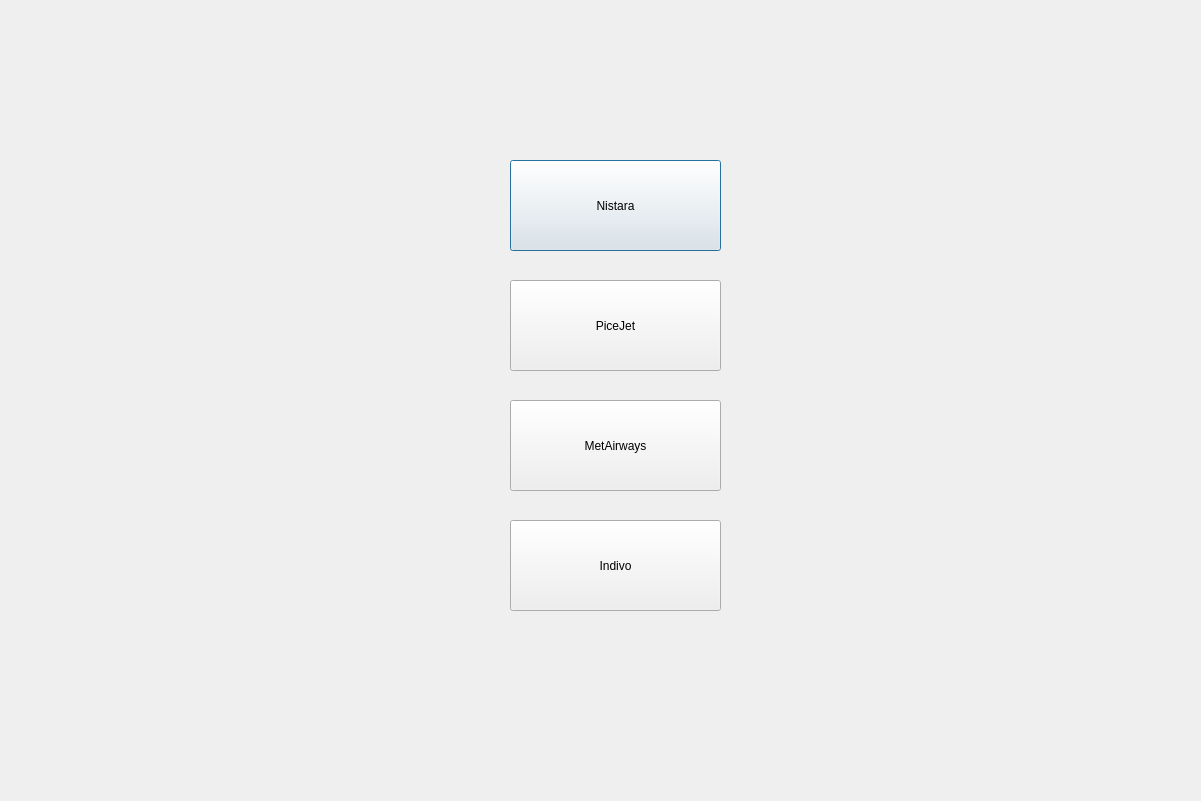
Old version of the form Project_Source_Code/Admin_Screen.ui in the repository Haleshot/Flight_Booking_System.
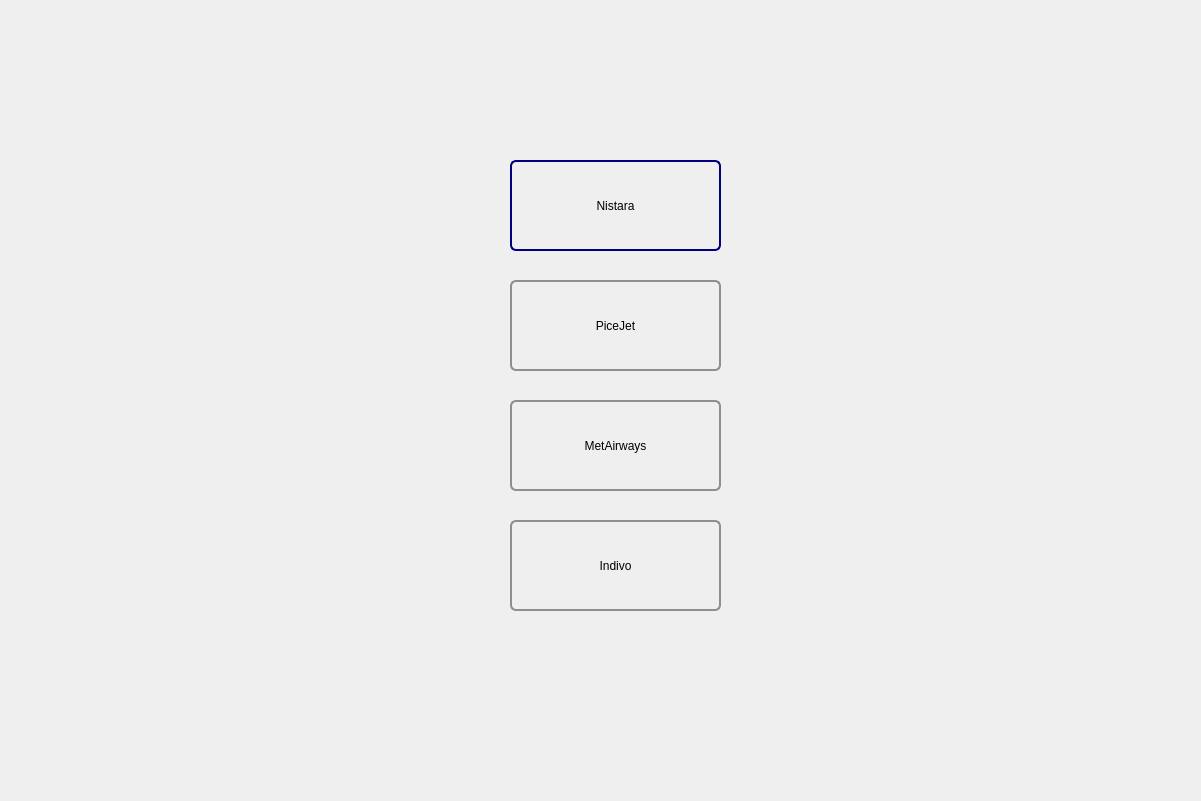
New version of the form.

The edit to the form file:
```diff
--- a/Project_Source_Code/Admin_Screen.ui
+++ b/Project_Source_Code/Admin_Screen.ui
@@ -22,6 +22,36 @@
      <height>91</height>
     </rect>
    </property>
+   <property name="styleSheet">
+    <string notr="true">/*
+border: 12px  solid rgb(170, 255, 127);
+border-width: 2px;
+font: 12pt &quot;MS Shell Dlg 2&quot;;
+border-radius: 15px;
+*/
+
+QPushButton {
+    border: 2px solid #8f8f91;
+    border-radius: 6px;
+    background-color: qlineargradient(x1: 0, y1: 0, x2: 0, y2: 1,
+                                      stop: 0 #f6f7fa, stop: 1 #dadbde);
+	
+    min-width: 80px;
+}
+
+QPushButton:pressed {
+    background-color: qlineargradient(x1: 0, y1: 0, x2: 0, y2: 1,
+                                      stop: 0 #dadbde, stop: 1 #f6f7fa);
+}
+
+QPushButton:flat {
+    border: none; /* no border for a flat push button */
+}
+
+QPushButton:default {
+    border-color: navy; /* make the default button prominent */
+}</string>
+   </property>
    <property name="text">
     <string>Nistara</string>
    </property>
@@ -35,6 +65,36 @@
      <height>91</height>
     </rect>
    </property>
+   <property name="styleSheet">
+    <string notr="true">/*
+border: 12px  solid rgb(170, 255, 127);
+border-width: 2px;
+font: 12pt &quot;MS Shell Dlg 2&quot;;
+border-radius: 15px;
+*/
+
+QPushButton {
+    border: 2px solid #8f8f91;
+    border-radius: 6px;
+    background-color: qlineargradient(x1: 0, y1: 0, x2: 0, y2: 1,
+                                      stop: 0 #f6f7fa, stop: 1 #dadbde);
+	
+    min-width: 80px;
+}
+
+QPushButton:pressed {
+    background-color: qlineargradient(x1: 0, y1: 0, x2: 0, y2: 1,
+                                      stop: 0 #dadbde, stop: 1 #f6f7fa);
+}
+
+QPushButton:flat {
+    border: none; /* no border for a flat push button */
+}
+
+QPushButton:default {
+    border-color: navy; /* make the default button prominent */
+}</string>
+   </property>
    <property name="text">
     <string>PiceJet</string>
    </property>
@@ -48,6 +108,36 @@
      <height>91</height>
     </rect>
    </property>
+   <property name="styleSheet">
+    <string notr="true">/*
+border: 12px  solid rgb(170, 255, 127);
+border-width: 2px;
+font: 12pt &quot;MS Shell Dlg 2&quot;;
+border-radius: 15px;
+*/
+
+QPushButton {
+    border: 2px solid #8f8f91;
+    border-radius: 6px;
+    background-color: qlineargradient(x1: 0, y1: 0, x2: 0, y2: 1,
+                                      stop: 0 #f6f7fa, stop: 1 #dadbde);
+	
+    min-width: 80px;
+}
+
+QPushButton:pressed {
+    background-color: qlineargradient(x1: 0, y1: 0, x2: 0, y2: 1,
+                                      stop: 0 #dadbde, stop: 1 #f6f7fa);
+}
+
+QPushButton:flat {
+    border: none; /* no border for a flat push button */
+}
+
+QPushButton:default {
+    border-color: navy; /* make the default button prominent */
+}</string>
+   </property>
    <property name="text">
     <string>MetAirways</string>
    </property>
@@ -61,6 +151,36 @@
      <height>91</height>
     </rect>
    </property>
+   <property name="styleSheet">
+    <string notr="true">/*
+border: 12px  solid rgb(170, 255, 127);
+border-width: 2px;
+font: 12pt &quot;MS Shell Dlg 2&quot;;
+border-radius: 15px;
+*/
+
+QPushButton {
+    border: 2px solid #8f8f91;
+    border-radius: 6px;
+    background-color: qlineargradient(x1: 0, y1: 0, x2: 0, y2: 1,
+                                      stop: 0 #f6f7fa, stop: 1 #dadbde);
+	
+    min-width: 80px;
+}
+
+QPushButton:pressed {
+    background-color: qlineargradient(x1: 0, y1: 0, x2: 0, y2: 1,
+                                      stop: 0 #dadbde, stop: 1 #f6f7fa);
+}
+
+QPushButton:flat {
+    border: none; /* no border for a flat push button */
+}
+
+QPushButton:default {
+    border-color: navy; /* make the default button prominent */
+}</string>
+   </property>
    <property name="text">
     <string>Indivo</string>
    </property>
```
